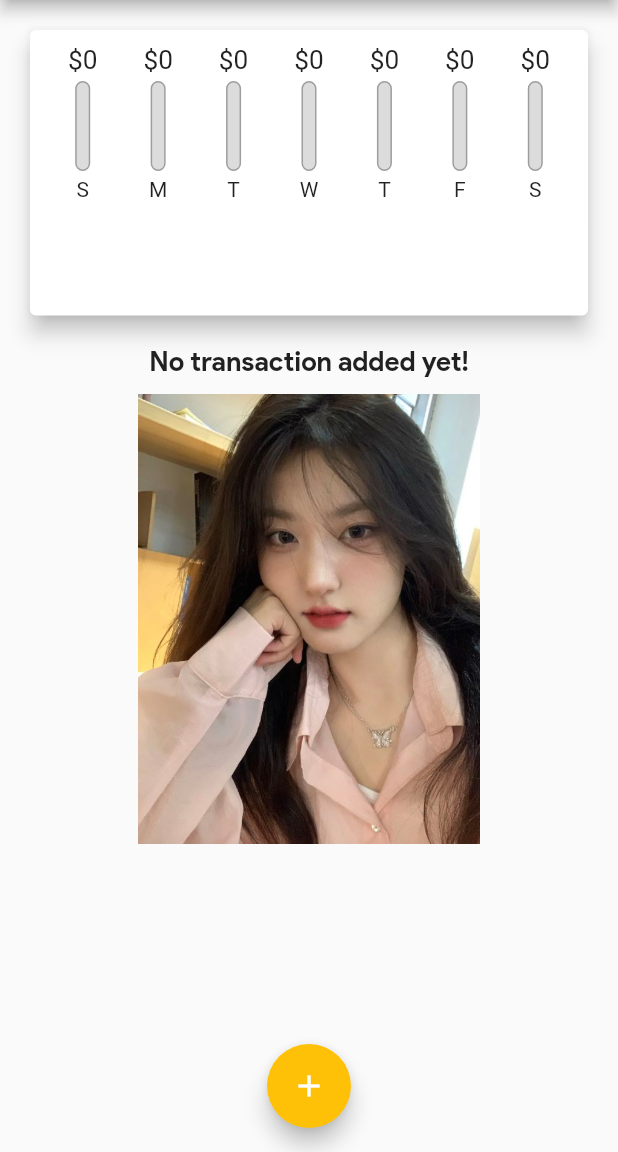
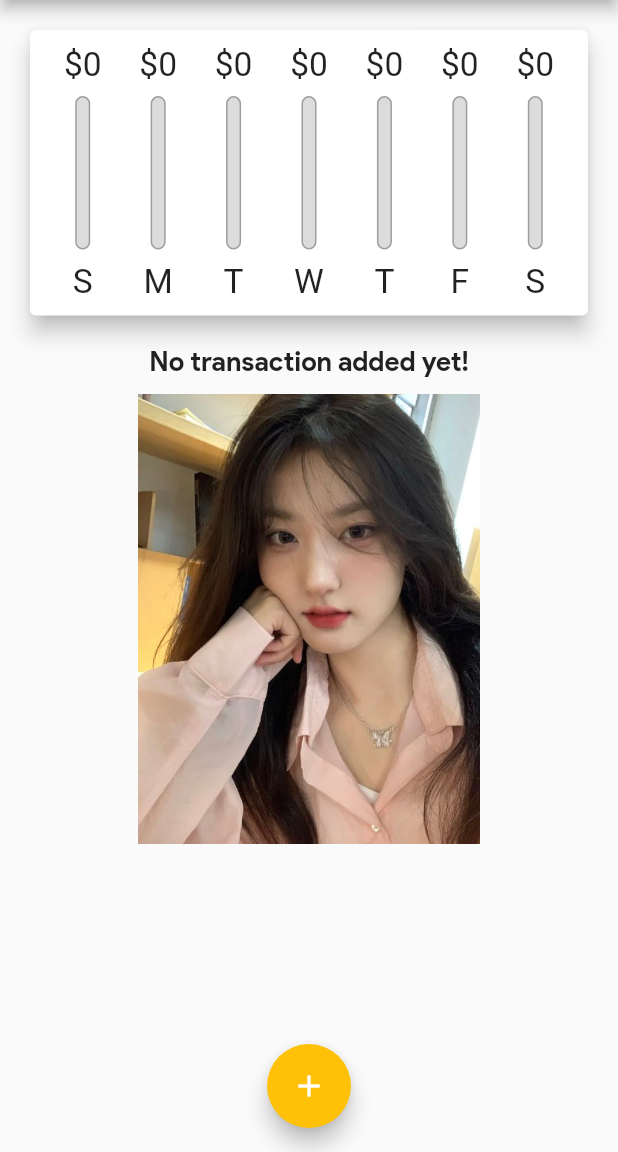
Before and after one commit to minhphan46/Personal_expenses_app_Flutter, a Flutter app: the screen it shows after launch, on a phone screen of 412 x 824 dp, the part 84-1236 px from its top. Run offline on Flutter 3.47's test engine with Material 2 defaults, Android fonts, the phone set to English and light mode, and no system bars; missing offline and left inert: dart:ffi.

```diff
--- a/lib/widgets/chart_bar.dart
+++ b/lib/widgets/chart_bar.dart
@@ -11,17 +11,20 @@ class CharBar extends StatelessWidget {
 
   @override
   Widget build(BuildContext context) {
+    // constraints: rang buoc
+    return LayoutBuilder(
+      builder: ((context, constraints) {
         return Column(
           children: [
             Container(
-          height: 20,
+              height: constraints.maxHeight * 0.15,
               child: FittedBox(
                 child: Text('\$${spendingAmount.toStringAsFixed(0)}'),
               ),
             ),
-        SizedBox(height: 4),
+            SizedBox(height: constraints.maxHeight * 0.05),
             Container(
-          height: 60,
+              height: constraints.maxHeight * 0.6,
               width: 10,
               child: Stack(
                 children: [
@@ -45,9 +48,16 @@ class CharBar extends StatelessWidget {
                 ],
               ),
             ),
-        SizedBox(height: 4),
-        Text(label),
+            SizedBox(height: constraints.maxHeight * 0.05),
+            Container(
+              height: constraints.maxHeight * 0.15,
+              child: FittedBox(
+                child: Text(label),
+              ),
+            ),
           ],
+        );
+      }),
     );
   }
 }
```
Lines whose indentation alone changed are shown as unchanged.
